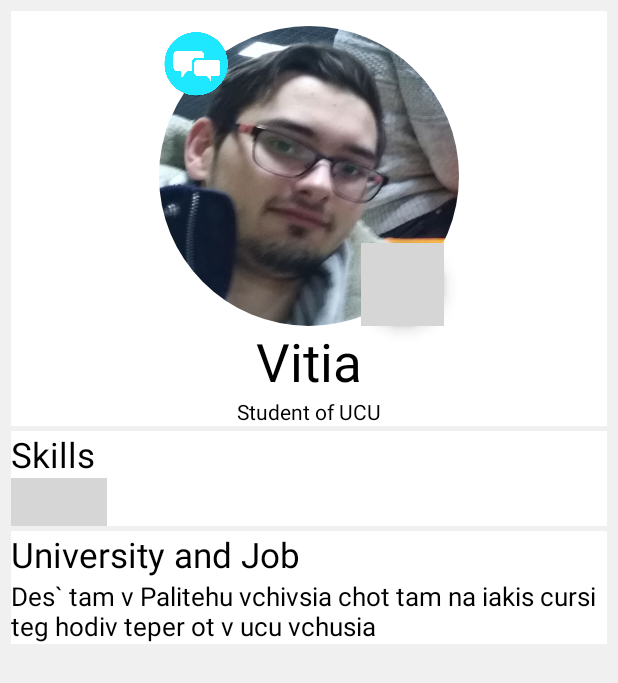
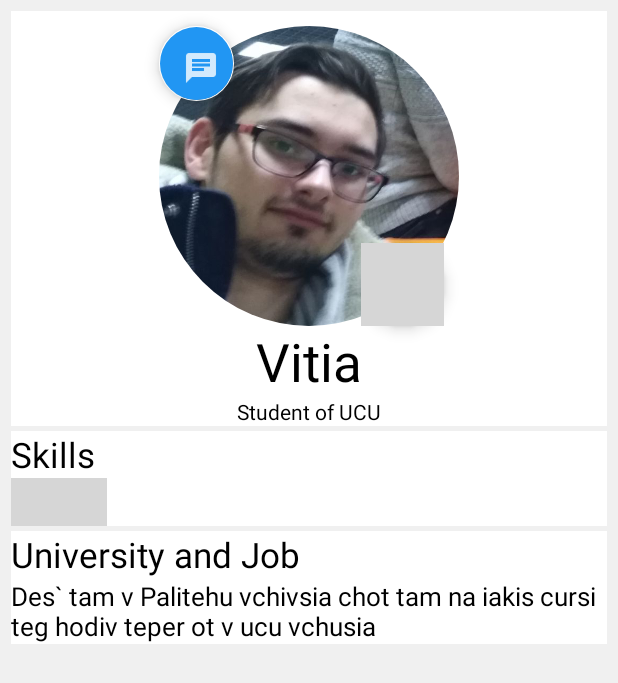
Before and after one commit to VictorYezhov/FindATutor, an Android app: the Account screen opened directly, with no data from a screen before it, on a phone screen of 412 x 824 dp. Shown: the top 683 px of the screen. Run offline under Robolectric (Android 15) with nearby library versions, the phone set to English and light mode, and no system bars; our stand-ins replace ButterKnife, CircleImageView; plain views replace Chip; pictures from the network do not load; grey boxes are pictures that could not be loaded.

Commit message:
added new chat button

```diff
--- a/app/src/main/java/fatproject/fragments/Account.java
+++ b/app/src/main/java/fatproject/fragments/Account.java
@@ -34,7 +34,7 @@ public class Account extends Fragment {
     ImageView profile_image;
 
     @BindView(R.id.chatButton)
-    ImageButton chatButton;
+    FloatingActionButton chatButton;
 
     @BindView(R.id.open_photo)
     FloatingActionButton open_photo;
--- a/app/src/main/res/layout/fragment_account.xml
+++ b/app/src/main/res/layout/fragment_account.xml
@@ -52,18 +52,16 @@
                 android:text="Student of UCU"
                 android:textColor="@color/black" />
 
-            <ImageButton
+            <android.support.design.widget.FloatingActionButton
                 android:id="@+id/chatButton"
                 android:layout_width="50dp"
                 android:layout_height="50dp"
                 android:layout_alignStart="@+id/profile_image"
                 android:layout_alignTop="@+id/profile_image"
                 android:adjustViewBounds="true"
-                android:background="@android:color/transparent"
-                android:padding="47dp"
-                android:rotation="180"
+                android:backgroundTint="@color/blue"
                 android:scaleType="centerInside"
-                android:src="@drawable/chat_button" />
+                android:src="@drawable/ic_chat_button" />
 
             <android.support.design.widget.FloatingActionButton
                 android:id="@+id/open_photo"
```
Also changed, not shown: app/src/main/res/drawable-hdpi/ic_chat_button.png (added), app/src/main/res/drawable-mdpi/ic_chat_button.png (added), app/src/main/res/drawable-xhdpi/ic_chat_button.png (added), app/src/main/res/drawable-xxhdpi/ic_chat_button.png (added), app/src/main/res/drawable/chat_button.png (deleted).
